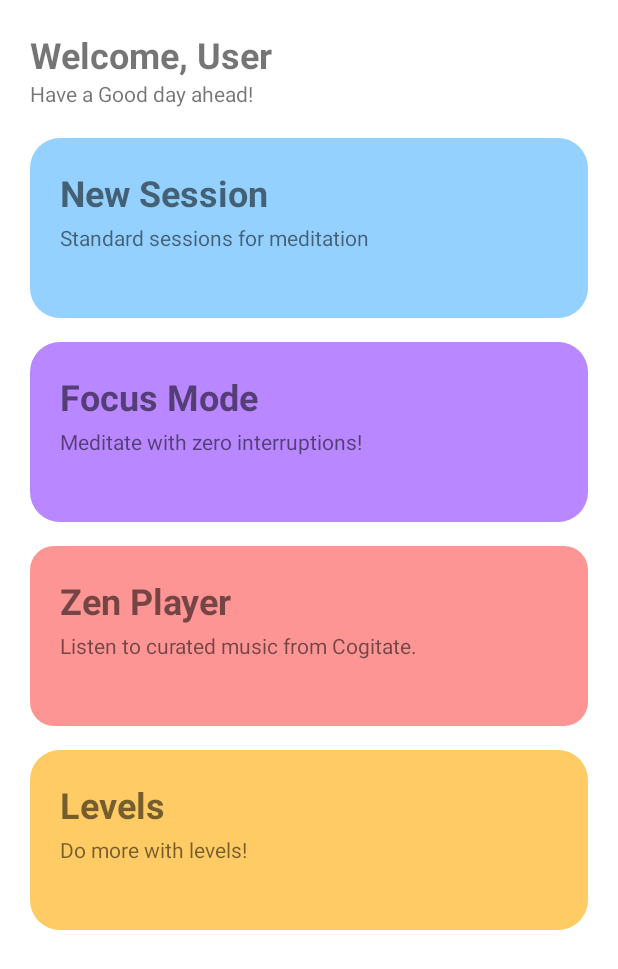
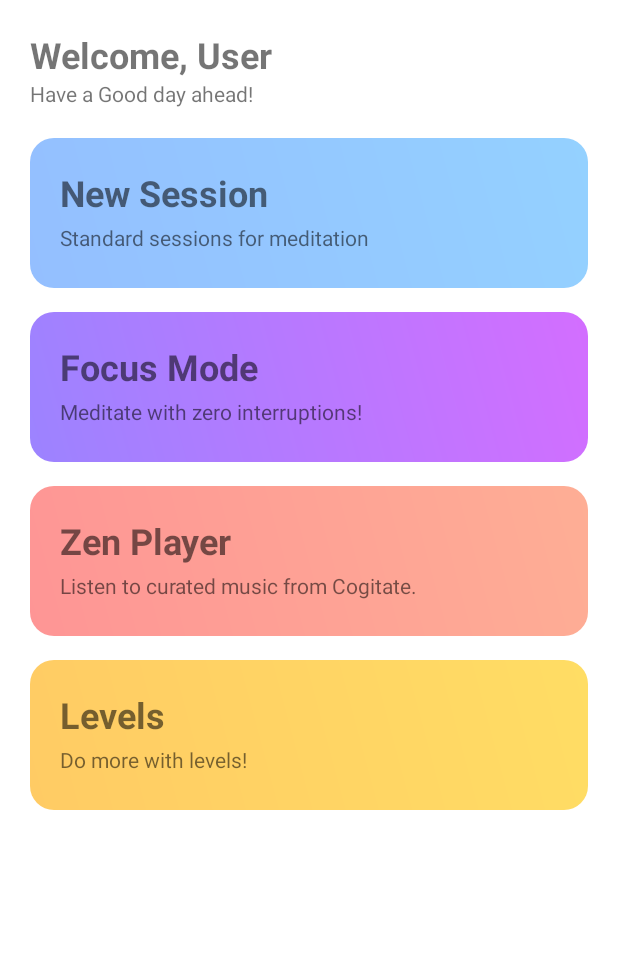
Before and after one commit to SidH751/Cogitate, an Android app: the Dashboard screen opened directly, with no data from a screen before it, on a phone screen of 412 x 824 dp. Shown: the top 969 px of the screen. Run offline under Robolectric (Android 15) with nearby library versions, the phone set to English and light mode, and no system bars.

Commit message:
added gradient files and gradients to cards

```diff
--- a/app/src/main/java/com/my/cogitateapp/LandingPage.java
+++ b/app/src/main/java/com/my/cogitateapp/LandingPage.java
@@ -31,13 +31,13 @@ public class LandingPage extends AppCompatActivity {
 
         //Lambda functions used
         firstRegisterBtn.setOnClickListener(
-                (p)->{ Intent intent = new Intent(LandingPage.this, RegisterActivity.class);
+                (p) -> { Intent intent = new Intent(LandingPage.this, RegisterActivity.class);
             startActivity(intent);}
         );
 
         firstLoginBtn.setOnClickListener(
-                (p)->{Intent intent = new Intent(LandingPage.this, LoginActivity.class);
-            startActivity(intent);}
+                (p) -> { Intent intent = new Intent(LandingPage.this, LoginActivity.class);
+            startActivity(intent); }
         );
 
         final View content = findViewById(android.R.id.content);
@@ -54,11 +54,6 @@ public class LandingPage extends AppCompatActivity {
     }
 
     private void showContentAfterSomeTime() {
-        new Handler().postDelayed(new Runnable() {
-            @Override
-            public void run() {
-                showContent = true;
-            }
-        }, 1500);
+        new Handler().postDelayed(() -> showContent = true, 1500);
     }
 }
--- a/app/src/main/java/com/my/cogitateapp/LoginActivity.java
+++ b/app/src/main/java/com/my/cogitateapp/LoginActivity.java
@@ -9,7 +9,7 @@ import android.widget.Button;
 import android.widget.EditText;
 import android.widget.Toast;
 
-import com.my.cogitateapp.R;
+
 import com.google.android.material.textfield.TextInputLayout;
 import com.google.firebase.auth.FirebaseAuth;
 
--- a/app/src/main/java/com/my/cogitateapp/RegisterActivity.java
+++ b/app/src/main/java/com/my/cogitateapp/RegisterActivity.java
@@ -11,7 +11,6 @@ import android.widget.Button;
 import android.widget.EditText;
 import android.widget.Toast;
 
-import com.my.cogitateapp.R;
 import com.google.android.gms.tasks.OnCompleteListener;
 import com.google.android.gms.tasks.Task;
 import com.google.android.material.textfield.TextInputLayout;
--- /dev/null
+++ b/app/src/main/res/drawable/gradient.xml
@@ -0,0 +1,9 @@
+<?xml version="1.0" encoding="utf-8"?>
+<shape
+    xmlns:android="http://schemas.android.com/apk/res/android">
+    <gradient
+        android:startColor="#9C83FF"
+        android:endColor="#D36EFF"
+        android:angle="45"/>
+
+</shape>
--- /dev/null
+++ b/app/src/main/res/drawable/gradient_2.xml
@@ -0,0 +1,9 @@
+<?xml version="1.0" encoding="utf-8"?>
+<shape xmlns:android="http://schemas.android.com/apk/res/android">
+
+    <gradient
+        android:startColor="#FE9595"
+        android:endColor="#FEAE95"
+        android:angle="45"/>
+
+</shape>
--- /dev/null
+++ b/app/src/main/res/drawable/gradient_3.xml
@@ -0,0 +1,8 @@
+<?xml version="1.0" encoding="utf-8"?>
+<shape xmlns:android="http://schemas.android.com/apk/res/android">
+
+    <gradient
+        android:startColor="#FFCB64"
+        android:endColor="#FFDD64"
+        android:angle="45"/>
+</shape>
--- /dev/null
+++ b/app/src/main/res/drawable/gradient_4.xml
@@ -0,0 +1,8 @@
+<?xml version="1.0" encoding="utf-8"?>
+<shape xmlns:android="http://schemas.android.com/apk/res/android">
+
+    <gradient
+        android:startColor="#94BFFF"
+        android:endColor="#94D1FF"
+        android:angle="45" />
+</shape>
--- a/app/src/main/res/layout/activity_landing_page.xml
+++ b/app/src/main/res/layout/activity_landing_page.xml
@@ -34,14 +34,14 @@
 
         <androidx.cardview.widget.CardView
             android:layout_width="match_parent"
-            android:layout_height="120dp"
-            app:cardCornerRadius="20dp"
+            android:layout_height="100dp"
+            app:cardCornerRadius="16dp"
             android:layout_marginTop="20dp"
             app:cardElevation="0dp">
             <RelativeLayout
                 android:layout_width="match_parent"
                 android:layout_height="match_parent"
-                android:background="#94D1FF"
+                android:background="@drawable/gradient_4"
                 android:padding="10dp">
 
                 <TextView
@@ -67,25 +67,25 @@
 
         <androidx.cardview.widget.CardView
             android:layout_width="match_parent"
-            android:layout_height="120dp"
-            app:cardCornerRadius="20dp"
+            android:layout_height="100dp"
+            app:cardCornerRadius="16dp"
             android:layout_marginTop="16dp"
             app:cardElevation="0dp">
             <RelativeLayout
                 android:layout_width="match_parent"
                 android:layout_height="match_parent"
-                android:background="#B987FF"
+                android:background="@drawable/gradient"
                 android:padding="10dp">
 
                 <TextView
                     android:id="@+id/focusC1"
                     android:layout_width="wrap_content"
                     android:layout_height="wrap_content"
+                    android:layout_marginLeft="10dp"
+                    android:layout_marginTop="10dp"
                     android:text="Focus Mode"
                     android:textSize="24sp"
-                    android:textStyle="bold"
-                    android:layout_marginTop="10dp"
-                    android:layout_marginLeft="10dp"/>
+                    android:textStyle="bold" />
 
                 <TextView
                     android:layout_width="wrap_content"
@@ -101,7 +101,7 @@
 
         <androidx.cardview.widget.CardView
             android:layout_width="match_parent"
-            android:layout_height="120dp"
+            android:layout_height="100dp"
             app:cardCornerRadius="16dp"
             android:layout_marginTop="16dp"
             app:cardElevation="0dp"
@@ -109,7 +109,7 @@
             <RelativeLayout
                 android:layout_width="match_parent"
                 android:layout_height="match_parent"
-                android:background="#FE9595"
+                android:background="@drawable/gradient_2"
                 android:padding="10dp">
 
                 <TextView
@@ -134,27 +134,28 @@
 
         <androidx.cardview.widget.CardView
             android:layout_width="match_parent"
-            android:layout_height="120dp"
-            app:cardCornerRadius="20dp"
+            android:layout_height="100dp"
+            app:cardCornerRadius="16dp"
             android:layout_marginTop="16dp"
             android:layout_marginBottom="20dp"
             app:cardElevation="0dp"
             >
+
             <RelativeLayout
                 android:layout_width="match_parent"
                 android:layout_height="match_parent"
-                android:background="#FFCB64"
+                android:background="@drawable/gradient_3"
                 android:padding="10dp">
 
                 <TextView
                     android:id="@+id/levelsC1"
                     android:layout_width="wrap_content"
                     android:layout_height="wrap_content"
+                    android:layout_marginLeft="10dp"
+                    android:layout_marginTop="10dp"
                     android:text="Levels"
                     android:textSize="24sp"
-                    android:textStyle="bold"
-                    android:layout_marginTop="10dp"
-                    android:layout_marginLeft="10dp"/>
+                    android:textStyle="bold" />
 
                 <TextView
                     android:layout_width="wrap_content"
```
